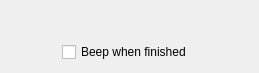
First picture: the form in ui/BatchProcessingLowerPanel.ui, repository 4lex4/scantailor-advanced, before the edit.
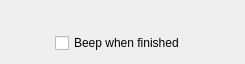
Second picture: the form after the edit. Custom widgets are drawn as their Qt base class.

Diff of the .ui file:
```diff
--- a/ui/BatchProcessingLowerPanel.ui
+++ b/ui/BatchProcessingLowerPanel.ui
@@ -6,8 +6,8 @@
    <rect>
     <x>0</x>
     <y>0</y>
-    <width>259</width>
-    <height>73</height>
+    <width>245</width>
+    <height>64</height>
    </rect>
   </property>
   <property name="windowTitle">
@@ -24,8 +24,8 @@
      </property>
      <property name="sizeHint" stdset="0">
       <size>
-       <width>51</width>
-       <height>20</height>
+       <width>1</width>
+       <height>1</height>
       </size>
      </property>
     </spacer>
@@ -44,8 +44,8 @@
      </property>
      <property name="sizeHint" stdset="0">
       <size>
-       <width>50</width>
-       <height>20</height>
+       <width>1</width>
+       <height>1</height>
       </size>
      </property>
     </spacer>
```
